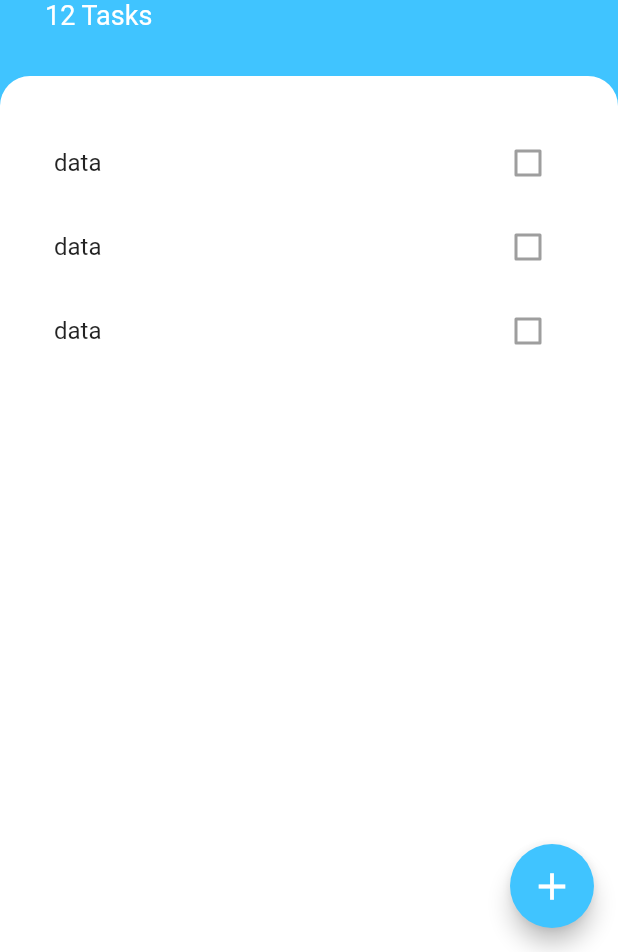
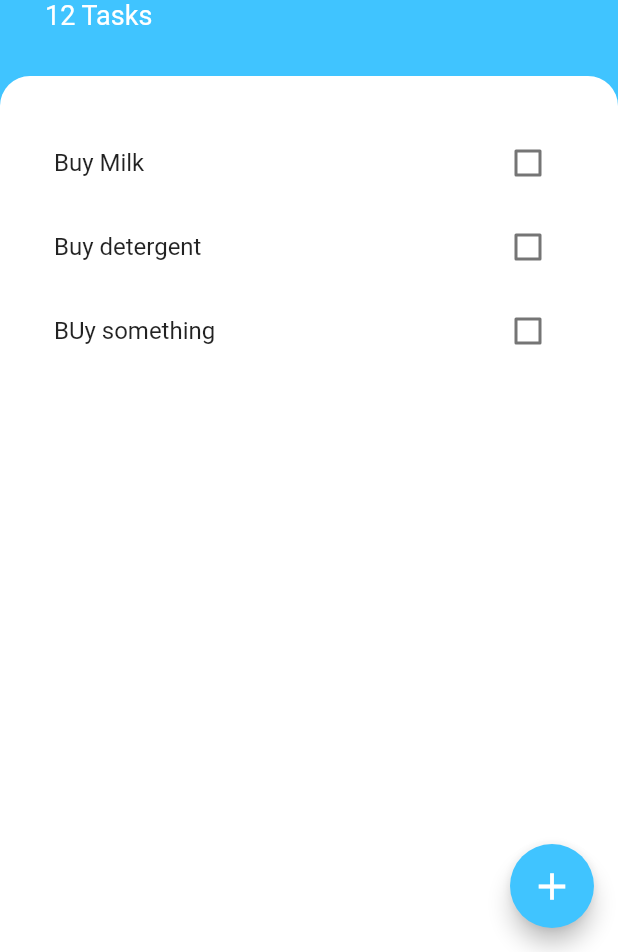
Before and after one commit to hshehabu/flutter-todo-app, a Flutter app: the screen it shows after launch, on a phone screen of 412 x 824 dp, the part 284-1236 px from its top. Run offline on Flutter 3.47's test engine with Material 2 defaults, Android fonts, the phone set to English and light mode, and no system bars.

Commit message:
checkbox if task done

```diff
--- a/lib/screens/taskScreen.dart
+++ b/lib/screens/taskScreen.dart
@@ -1,4 +1,5 @@
 import 'package:flutter/material.dart';
+
 
 class TaskScreen extends StatelessWidget {
   const TaskScreen({Key? key}) : super(key: key);
@@ -78,24 +79,35 @@ class TasksList extends StatelessWidget {
   Widget build(BuildContext context) {
     return ListView(
       children: const [
-        TaskTile(),
-        TaskTile(),
-        TaskTile()
+        TaskTile(taskName: 'Buy Milk',),
+        TaskTile(taskName: 'Buy detergent',),
+        TaskTile(taskName: 'BUy something',)
       ],
     );
   }
 }
 
-class TaskTile extends StatelessWidget {
+class TaskTile extends StatefulWidget {
   const TaskTile({
-    super.key,
+    super.key, required this.taskName,
   });
+final String taskName;
 
   @override
+  State<TaskTile> createState() => _TaskTileState();
+}
+
+class _TaskTileState extends State<TaskTile> {
+  bool isDone = false;
+  @override
   Widget build(BuildContext context) {
-    return  const ListTile(
-      title: Text('data'),
-      trailing: Checkbox(value: false, onChanged: null),
+    return  ListTile(
+      title: Text(widget.taskName),
+      trailing:  Checkbox(value: isDone, onChanged: (value){
+       setState(() {
+         isDone = value!;
+       });
+      }),
     );
   }
 }
```
